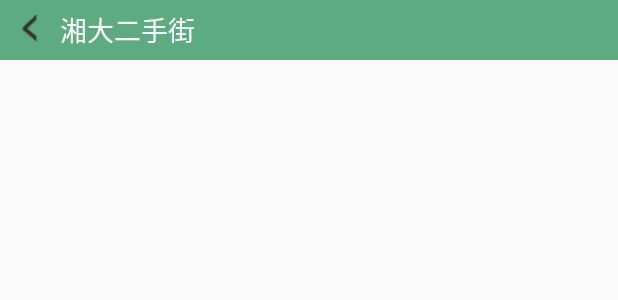
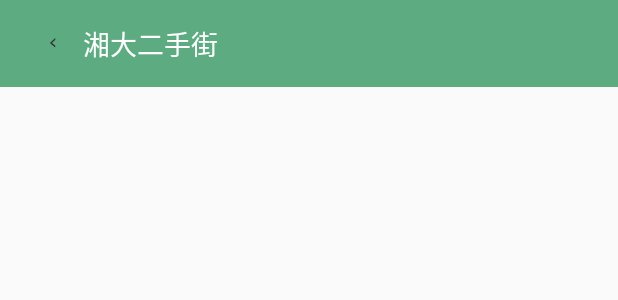
Before and after one commit to CasparGX/XTU-Second-hand, an Android app: the layout include_header_with_button.xml on its own in the app's theme, with its tools: preview values and no code run, on a phone screen of 412 x 824 dp. Shown: the top 300 px of the screen. Run offline under Robolectric (Android 15) with nearby library versions, the phone set to English and light mode, and no system bars.

Commit message:
increase header's height

```diff
--- a/app/src/main/res/layout/include_header_home.xml
+++ b/app/src/main/res/layout/include_header_home.xml
@@ -3,7 +3,7 @@
     android:orientation="horizontal"
     android:layout_width="match_parent"
     android:layout_height="wrap_content"
-    android:padding="10dp"
+    android:padding="15dp"
     android:divider="@drawable/home_goods_listview_shadow"
     android:dividerPadding="5dp"
     android:backgroundTintMode="src_in"
--- a/app/src/main/res/layout/include_header_with_button.xml
+++ b/app/src/main/res/layout/include_header_with_button.xml
@@ -2,7 +2,8 @@
 <LinearLayout xmlns:android="http://schemas.android.com/apk/res/android"
     android:orientation="horizontal"
     android:layout_width="match_parent"
-    android:layout_height="40dp"
+    android:layout_height="wrap_content"
+    android:padding="15dp"
     android:backgroundTintMode="src_in"
     android:background="@color/themeColor">
 
```
